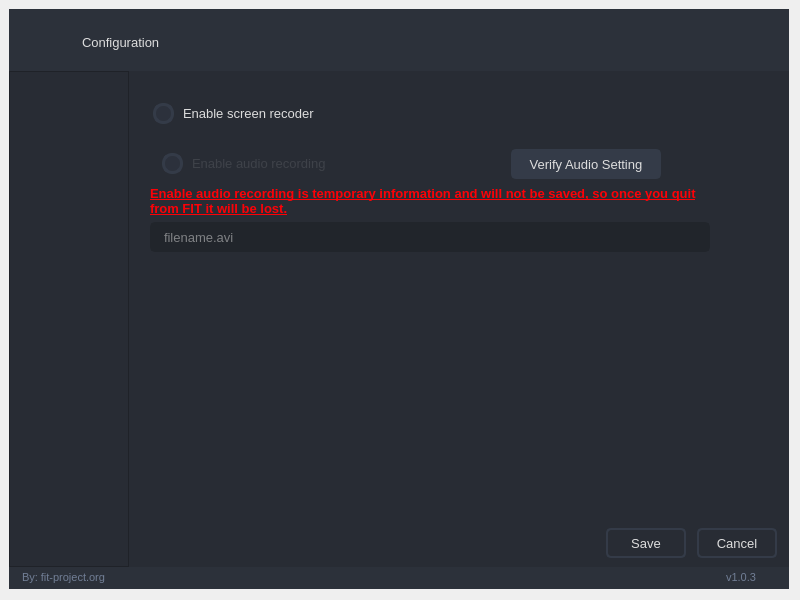
Before: the Qt Designer form ui/configuration/configuration.ui in fit-project/fit, drawn with Qt 5.
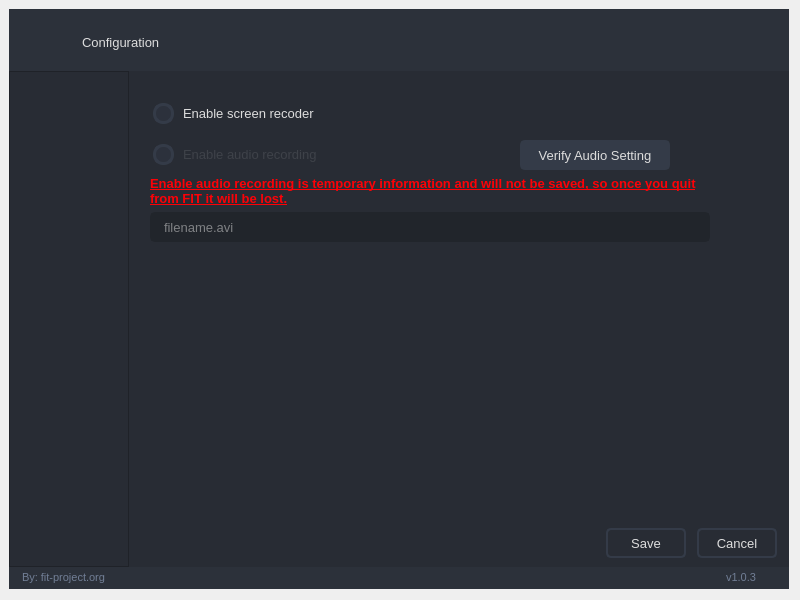
After: the same form once the commit is applied. Icons and pictures are not drawn.

What changed in the file:
```diff
--- a/ui/configuration/configuration.ui
+++ b/ui/configuration/configuration.ui
@@ -2161,8 +2161,17 @@
                             <item>
                              <widget class="QFrame" name="audio_recording_box">
                               <layout class="QHBoxLayout" name="audio_recording_layout">
+                               <property name="leftMargin">
+                                <number>0</number>
+                               </property>
+                               <property name="topMargin">
+                                <number>0</number>
+                               </property>
+                               <property name="rightMargin">
+                                <number>0</number>
+                               </property>
                                <property name="bottomMargin">
-                                <number>1</number>
+                                <number>0</number>
                                </property>
                                <item>
                                 <widget class="QCheckBox" name="enable_audio_recording">
```
